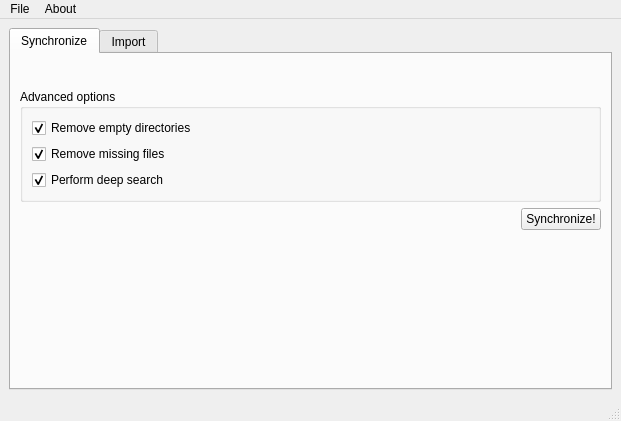
sierdzio/spdr, file widgetgui/spdrguimainwindow.ui: the form before one commit.
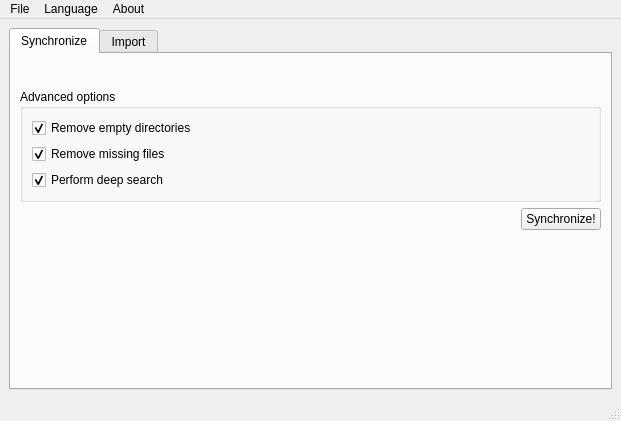
The form after the commit.

Commit message: Implement language changing in Spdr widget GUI.

```diff
--- a/widgetgui/spdrguimainwindow.ui
+++ b/widgetgui/spdrguimainwindow.ui
@@ -280,7 +280,7 @@
      <x>0</x>
      <y>0</y>
      <width>621</width>
-     <height>21</height>
+     <height>20</height>
     </rect>
    </property>
    <widget class="QMenu" name="menuAbout">
@@ -298,7 +298,16 @@
     <addaction name="separator"/>
     <addaction name="actionQuit"/>
    </widget>
+   <widget class="QMenu" name="menuLanguage">
+    <property name="toolTip">
+     <string>Select application language from a list of available languages. Changes require application restart to take effect.</string>
+    </property>
+    <property name="title">
+     <string>Language</string>
+    </property>
+   </widget>
    <addaction name="menuFile"/>
+   <addaction name="menuLanguage"/>
    <addaction name="menuAbout"/>
   </widget>
   <widget class="QStatusBar" name="statusbar"/>
```
The commit also changes 5 other files.
